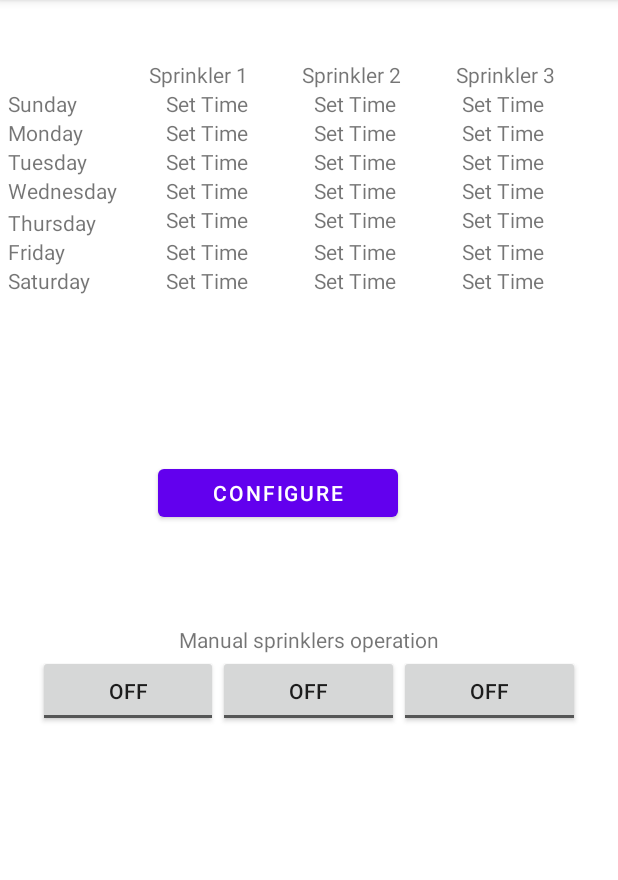
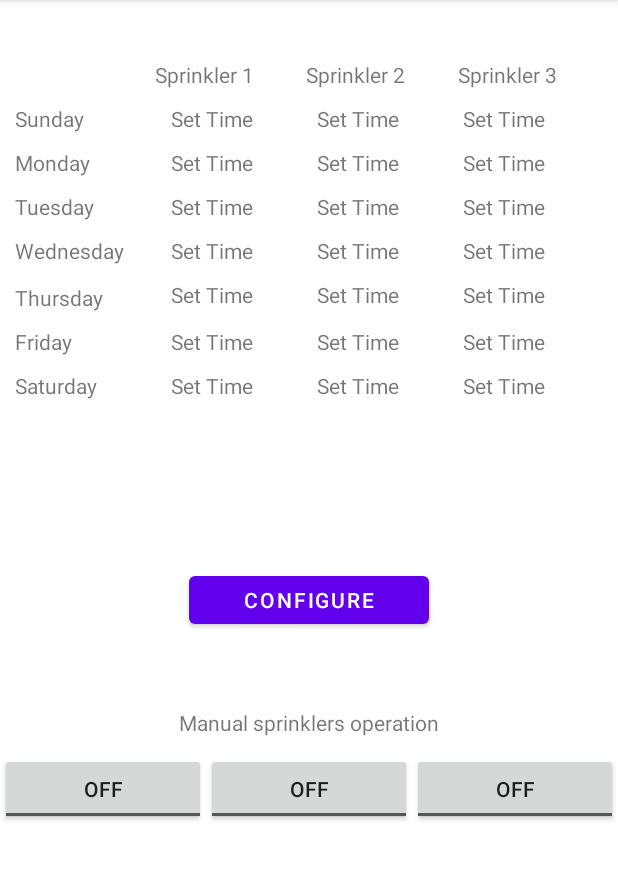
Before and after one commit to AviK-codes/AndroidMQTT, an Android app: the MainActivityMqttSetting screen opened directly, with no data from a screen before it, on a phone screen of 412 x 824 dp, the part 84-964 px from its top. Run offline under Robolectric (Android 15) with nearby library versions, the phone set to English and light mode, and no system bars.

Commit message:
fix to device time display and new arrangments of the second activity xml file

```diff
--- a/app/src/main/res/layout/activity_main_mqtt_setting.xml
+++ b/app/src/main/res/layout/activity_main_mqtt_setting.xml
@@ -7,12 +7,19 @@
     android:onClick="ComposeMsgToDevice"
     tools:context=".MainActivityMqttSetting">
 
+    <RelativeLayout
+        android:id="@+id/showdescriptioncontenttitle"
+        android:layout_width="match_parent"
+        android:layout_centerHorizontal="true"
+        android:layout_height="match_parent">
+
         <TableLayout
-        android:layout_width="match_parent"
-        android:layout_height="match_parent"
-        android:layout_marginStart="5dp"
+            android:id="@+id/tbllayout1"
+            android:layout_width="397dp"
+            android:layout_height="338dp"
+            android:layout_marginStart="10dp"
+            android:layout_marginTop="40dp"
             android:layout_marginEnd="5dp"
-        android:layout_marginTop="40dp"
             tools:layout_editor_absoluteX="11dp">
 
             <TableRow
@@ -53,7 +60,8 @@
             <TableRow
                 android:id="@+id/row2"
                 android:layout_width="fill_parent"
-            android:layout_height="wrap_content">
+                android:layout_height="wrap_content"
+                android:layout_marginTop="10dp">
 
                 <TextView
                     android:id="@+id/textViewSunday"
@@ -91,7 +99,8 @@
             <TableRow
                 android:id="@+id/row3"
                 android:layout_width="fill_parent"
-            android:layout_height="wrap_content">
+                android:layout_height="wrap_content"
+                android:layout_marginTop="10dp">
 
                 <TextView
                     android:id="@+id/textViewMonday"
@@ -129,7 +138,8 @@
             <TableRow
                 android:id="@+id/row4"
                 android:layout_width="fill_parent"
-            android:layout_height="wrap_content">
+                android:layout_height="wrap_content"
+                android:layout_marginTop="10dp">
 
                 <TextView
                     android:id="@+id/textViewTuesday"
@@ -167,7 +177,8 @@
             <TableRow
                 android:id="@+id/row5"
                 android:layout_width="fill_parent"
-            android:layout_height="wrap_content">
+                android:layout_height="wrap_content"
+                android:layout_marginTop="10dp">
 
                 <TextView
                     android:id="@+id/textViewWedensday"
@@ -205,7 +216,8 @@
             <TableRow
                 android:id="@+id/row6"
                 android:layout_width="fill_parent"
-            android:layout_height="wrap_content">
+                android:layout_height="wrap_content"
+                android:layout_marginTop="10dp">
 
                 <TextView
                     android:id="@+id/textViewThursday"
@@ -245,7 +257,8 @@
             <TableRow
                 android:id="@+id/row7"
                 android:layout_width="fill_parent"
-            android:layout_height="wrap_content">
+                android:layout_height="wrap_content"
+                android:layout_marginTop="10dp">
 
                 <TextView
                     android:id="@+id/textViewFriday"
@@ -283,7 +296,8 @@
             <TableRow
                 android:id="@+id/row8"
                 android:layout_width="fill_parent"
-            android:layout_height="wrap_content">
+                android:layout_height="wrap_content"
+                android:layout_marginTop="10dp">
 
                 <TextView
                     android:id="@+id/textViewSaturday"
@@ -318,47 +332,41 @@
 
             </TableRow>
 
-        <RelativeLayout
-            android:id="@+id/showdescriptioncontenttitle"
-            android:layout_width="match_parent"
-            android:layout_height="wrap_content"
-            android:layout_centerHorizontal="true"
-            android:paddingTop="100dp"
-            android:paddingBottom="0dp"
-            tools:ignore="MissingConstraints">
+        </TableLayout>
+
 
         <Button
             android:id="@+id/buttonConfigDevice"
             android:layout_width="160dp"
             android:layout_height="44dp"
-                android:layout_marginStart="100dp"
-                android:layout_marginTop="10dp"
-                android:layout_marginEnd="106dp"
+            android:layout_centerHorizontal="true"
             android:onClick="ComposeMsgToDevice"
-                android:text="@string/button_config_device_txt"
- />
+            android:layout_below="@+id/tbllayout1"
+            android:text="@string/button_config_device_txt" />
 
         <TextView
             android:id="@+id/textViewtogglemsg"
             android:layout_width="wrap_content"
-                android:layout_height="20dp"
+            android:layout_height="30dp"
+            android:layout_below="@+id/buttonConfigDevice"
             android:layout_centerHorizontal="true"
-                android:layout_marginTop="120dp"
+            android:layout_marginTop="50dp"
             android:text="@string/togglemsg_txt" />
 
         <TableRow
+
             android:id="@+id/togglebuttons"
             android:layout_width="fill_parent"
             android:layout_height="wrap_content"
-                android:layout_centerHorizontal="true"
-                android:layout_marginEnd="40dp"
-                android:paddingTop="140dp">
+            android:layout_below="@+id/textViewtogglemsg"
+            android:layout_centerHorizontal="true">
 
             <ToggleButton
-                    android:id="@+id/toggleButton"
+                android:id="@+id/toggleButton1"
                 android:layout_width="wrap_content"
                 android:layout_height="wrap_content"
                 android:layout_weight="33"
+                android:onClick="ManualToogleSprinkler"
                 android:text="@string/sprinkler1toggle_txt" />
 
             <ToggleButton
@@ -366,6 +374,7 @@
                 android:layout_width="wrap_content"
                 android:layout_height="wrap_content"
                 android:layout_weight="33"
+                android:onClick="ManualToogleSprinkler"
                 android:text="@string/sprinkler2toggle_txt" />
 
             <ToggleButton
@@ -373,15 +382,12 @@
                 android:layout_width="wrap_content"
                 android:layout_height="wrap_content"
                 android:layout_weight="33"
-                    android:text="@string/sprinkler3toggle_txt" />
+                android:onClick="ManualToogleSprinkler"
+                android:text="@string/sprinkler3toggle_txt"
+                android:transitionName="togglebutton3" />
 
         </TableRow>
+
     </RelativeLayout>
 
-
-
-    </TableLayout>
-
-
-
 </androidx.constraintlayout.widget.ConstraintLayout>
--- a/app/src/main/res/values/strings.xml
+++ b/app/src/main/res/values/strings.xml
@@ -16,4 +16,6 @@
     <string name="sprinkler_2">Sprinkler 2</string>
     <string name="sprinkler_1">Sprinkler 1</string>
     <string name="togglemsg_txt">Manual sprinklers operation</string>
+    <string name="togglemsgmanualsprinkler1_txt">Sprinkler 1</string>
+    <string name="togglemsg1_txt">Sprinkler 1</string>
 </resources>
```
Also changed, not shown: app/src/main/java/com/example/test2/MainActivity.java (+10 -9 lines), app/src/main/java/com/example/test2/MainActivityMqttSetting.java (+48 -0 lines). Lines whose indentation alone changed are shown as unchanged.
